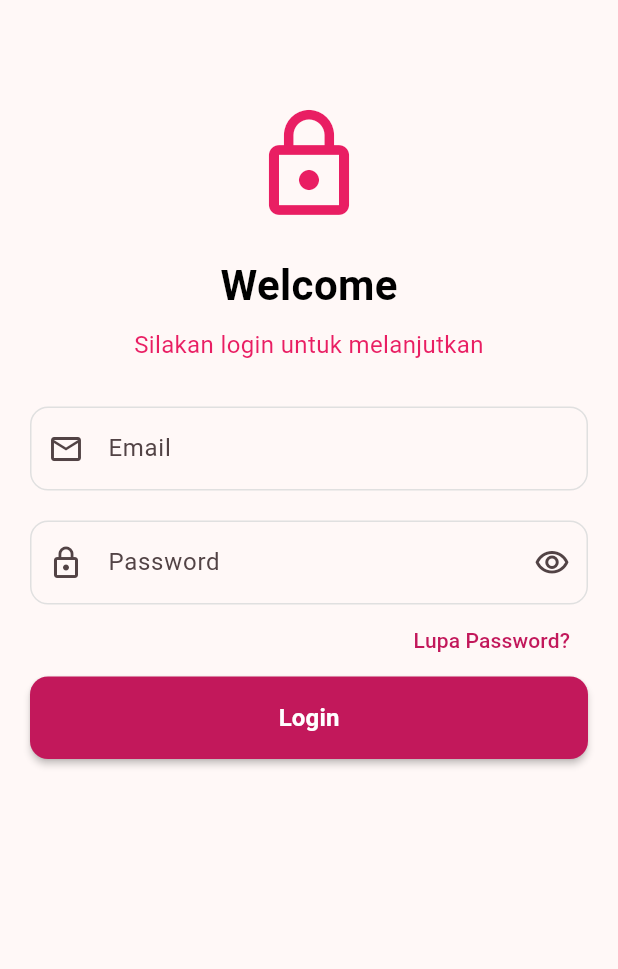
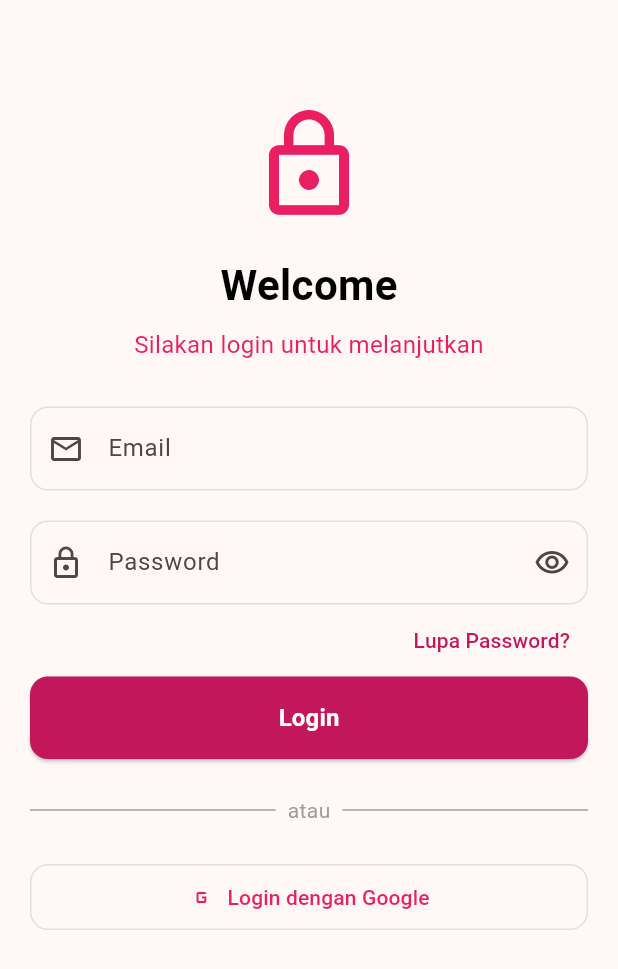
Before and after one commit to agrahafiz13/KB1179-1123150025-uts-, a Flutter app: the ScreenLogin screen opened directly, on a phone screen of 412 x 824 dp. Shown: the top 969 px of the screen. Run offline on Flutter 3.47's test engine with Material 3 defaults, Android fonts, the phone set to English and light mode, and no system bars.

Commit message:
menambahkan line pemisah dan text atau, serta modifikasi sedikit codingan

```diff
--- a/lib/screen/login.dart
+++ b/lib/screen/login.dart
@@ -92,6 +92,7 @@ class ScreenLogin extends StatelessWidget {
                 Column(
                   crossAxisAlignment: CrossAxisAlignment.stretch,
                   children: [
+                    // Tombol Login utama
                     ElevatedButton(
                       onPressed: () {},
                       style: ElevatedButton.styleFrom(
@@ -101,7 +102,6 @@ class ScreenLogin extends StatelessWidget {
                         shape: RoundedRectangleBorder(
                           borderRadius: BorderRadius.circular(12),
                         ),
-                        elevation: 2,
                       ),
                       child: const Text(
                         'Login',
@@ -109,6 +109,43 @@ class ScreenLogin extends StatelessWidget {
                           fontSize: 16,
                           fontWeight: FontWeight.bold,
                         ),
+                      ),
+                    ),
+                    const SizedBox(height: 24),
+
+                    Row(
+                      children: const [
+                        Expanded(
+                          child: Divider(thickness: 1, color: Colors.grey),
+                        ),
+                        Padding(
+                          padding: EdgeInsets.symmetric(horizontal: 8),
+                          child: Text(
+                            'atau',
+                            style: TextStyle(color: Colors.grey, fontSize: 14),
+                          ),
+                        ),
+                        Expanded(
+                          child: Divider(thickness: 1, color: Colors.grey),
+                        ),
+                      ],
+                    ),
+                    const SizedBox(height: 24),
+
+                    // Tombol Social Login
+                    OutlinedButton.icon(
+                      onPressed: () {},
+                      icon: Icon(Icons.g_mobiledata, color: Colors.pink),
+                      label: const Text(
+                        'Login dengan Google',
+                        style: TextStyle(color: Colors.pink),
+                      ),
+                      style: OutlinedButton.styleFrom(
+                        padding: const EdgeInsets.symmetric(vertical: 12),
+                        shape: RoundedRectangleBorder(
+                          borderRadius: BorderRadius.circular(12),
+                        ),
+                        side: const BorderSide(color: Color(0xFFE0E0E0)),
                       ),
                     ),
                   ],
```
